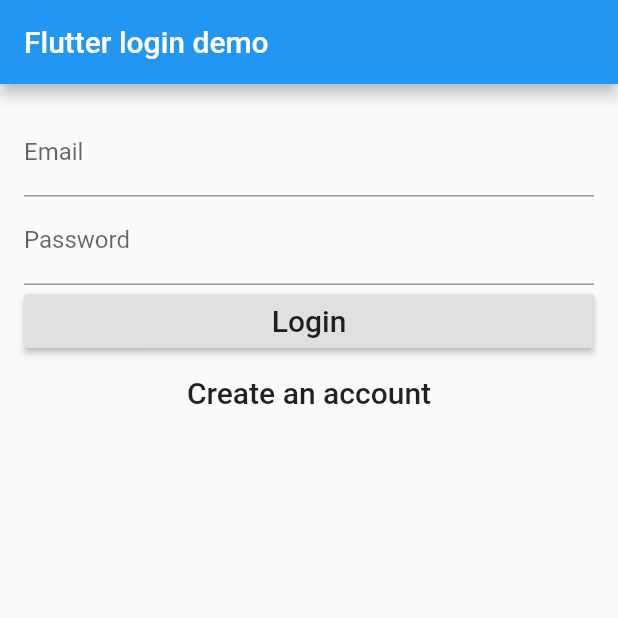
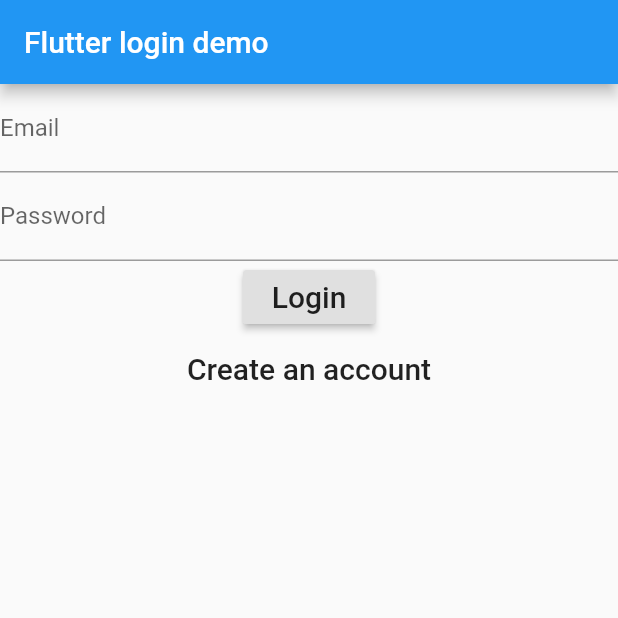
Before and after one commit to pythonpoet/morea, a Flutter app: the screen it shows after launch, on a phone screen of 412 x 824 dp, the top half of it. Run offline on Flutter 3.47's test engine with Material 2 defaults, Android fonts, the light colour scheme and no system bars; our stand-ins replace cloud_firestore, firebase_auth; accounts and stored records are empty.

Commit message:
Funktionierender Loginscreen mit SingleChildScrollView

```diff
--- a/lib/Pages/login_page.dart
+++ b/lib/Pages/login_page.dart
@@ -17,57 +17,64 @@
     register
   }
 
-  class _LoginPageState extends State<LoginPage>{
+  class _LoginPageState extends State<LoginPage> {
 
     final formKey = new GlobalKey<FormState>();
 
-  String _email, _pfadinamen, _vorname, _nachname, _stufe;
+    String _email, _pfadinamen, _vorname, _nachname, _stufe,_selectedstufe;
     String _password;
     FormType _formType = FormType.login;
+    List<String> _stufenselect = ['Biber', 'Wölfe', 'Nahnanis','Drason','Pios'];
 
-  bool validateAndSave(){
+    bool validateAndSave() {
       final form = formKey.currentState;
-    if (form.validate()){
+      if (form.validate()) {
         form.save();
         return true;
-    }else{
+      } else {
         return false;
       }
-  }void validateAndSubmit() async{
-      if(validateAndSave()){
+    }
+
+    void validateAndSubmit() async {
+      if (validateAndSave()) {
         try {
-
-          if(_formType == FormType.login){
-            String userId = await widget.auth.signInWithEmailAndPassword(_email, _password);
+          if (_formType == FormType.login) {
+            String userId = await widget.auth.signInWithEmailAndPassword(
+                _email, _password);
             print('Sign in: ${userId}');
-          }else{
-            String userId = await widget.auth.createUserWithEmailAndPassword(_email, _password);
+          } else {
+            String userId = await widget.auth.createUserWithEmailAndPassword(
+                _email, _password);
             print('Registered user: ${userId}');
             widget.auth.createUserInformation(mapUserData());
           }
           widget.onSignedIn();
-
         }
-        catch(e){
+        catch (e) {
           print('Error: $e');
         }
       }
     }
-  void moveToRegister(){
+
+    void moveToRegister() {
       setState(() {
         _formType = FormType.register;
       });
+    }
 
-  }
-  void moveToLogin(){
+    void moveToLogin() {
       setState(() {
         _formType = FormType.login;
       });
+    }
 
-  }
     Map mapUserData(){
       Map<String, String> userInfo ={
-      'Pfadinamen': this._pfadinamen
+        'Pfadinamen': this._pfadinamen,
+        'Vorname': this._vorname,
+        'Nachname': this._nachname,
+        'Stufe': this._selectedstufe
       };
       return userInfo;
     }
@@ -79,7 +86,17 @@
           appBar: new AppBar(
             title: new Text('Flutter login demo'),
           ),
-      body: new Container(
+          body: new SingleChildScrollView(
+            child: new Form(
+              key: formKey,
+              child: Column(
+                  mainAxisSize: MainAxisSize.min,
+                  mainAxisAlignment: MainAxisAlignment.spaceAround,
+                  children: buildInputs() + buildSubmitButtons()
+              ),
+            ),
+          ) /*
+      new Container(
         padding: EdgeInsets.all(16.0),
         child: new Form(
           key: formKey,
@@ -88,10 +105,9 @@
           children: buildInputs() + buildSubmitButtons(),
         ),
       ),
-    ),
+    ),*/
       );
     }
-
     List<Widget> buildInputs(){
       if(_formType == FormType.login) {
         return [
@@ -144,7 +160,7 @@
                 ? 'Pfadinamen can\'t be empty'
                 : null,
             keyboardType: TextInputType.text,
-          onSaved: (value) => _pfadinamen = value,
+            onSaved: (value) => _vorname = value,
           ),
           new TextFormField(
             decoration: new InputDecoration(labelText: 'Nachname'),
@@ -153,79 +169,20 @@
                 ? 'Pfadinamen can\'t be empty'
                 : null,
             keyboardType: TextInputType.text,
-          onSaved: (value) => _pfadinamen = value,
+            onSaved: (value) => _nachname = value,
           ),
-        new TextFormField(
-          decoration: new InputDecoration(labelText: 'Nachname'),
-          validator: (value) =>
-          value.isEmpty
-              ? 'Pfadinamen can\'t be empty'
-              : null,
-          keyboardType: TextInputType.text,
-          onSaved: (value) => _pfadinamen = value,
-        ),
-        new TextFormField(
-          decoration: new InputDecoration(labelText: 'Nachname'),
-          validator: (value) =>
-          value.isEmpty
-              ? 'Pfadinamen can\'t be empty'
-              : null,
-          keyboardType: TextInputType.text,
-          onSaved: (value) => _pfadinamen = value,
-        ),
-        new TextFormField(
-          decoration: new InputDecoration(labelText: 'Nachname'),
-          validator: (value) =>
-          value.isEmpty
-              ? 'Pfadinamen can\'t be empty'
-              : null,
-          keyboardType: TextInputType.text,
-          onSaved: (value) => _pfadinamen = value,
-        ),
-        new TextFormField(
-          decoration: new InputDecoration(labelText: 'Nachname'),
-          validator: (value) =>
-          value.isEmpty
-              ? 'Pfadinamen can\'t be empty'
-              : null,
-          keyboardType: TextInputType.text,
-          onSaved: (value) => _pfadinamen = value,
-        ),new TextFormField(
-          decoration: new InputDecoration(labelText: 'Nachname'),
-          validator: (value) =>
-          value.isEmpty
-              ? 'Pfadinamen can\'t be empty'
-              : null,
-          keyboardType: TextInputType.text,
-          onSaved: (value) => _pfadinamen = value,
-        ),new TextFormField(
-          decoration: new InputDecoration(labelText: 'Nachname'),
-          validator: (value) =>
-          value.isEmpty
-              ? 'Pfadinamen can\'t be empty'
-              : null,
-          keyboardType: TextInputType.text,
-          onSaved: (value) => _pfadinamen = value,
-        ),new TextFormField(
-          decoration: new InputDecoration(labelText: 'Nachname'),
-          validator: (value) =>
-          value.isEmpty
-              ? 'Pfadinamen can\'t be empty'
-              : null,
-          keyboardType: TextInputType.text,
-          onSaved: (value) => _pfadinamen = value,
-        ),new TextFormField(
-          decoration: new InputDecoration(labelText: 'Nachname'),
-          validator: (value) =>
-          value.isEmpty
-              ? 'Pfadinamen can\'t be empty'
-              : null,
-          keyboardType: TextInputType.text,
-          onSaved: (value) => _pfadinamen = value,
-        ),
-
-
-
+          new DropdownButton<String>(
+              items: _stufenselect.map((String val) {
+                return new DropdownMenuItem<String>(
+                  value: val,
+                  child: new Text(val),
+                );
+              }).toList(),
+              hint: Text('Stufe wählen'),
+              onChanged: (newVal) {
+                _selectedstufe = newVal;
+                this.setState(() {});
+              })
 
         ];
       }
```
Lines whose indentation alone changed are shown as unchanged.
